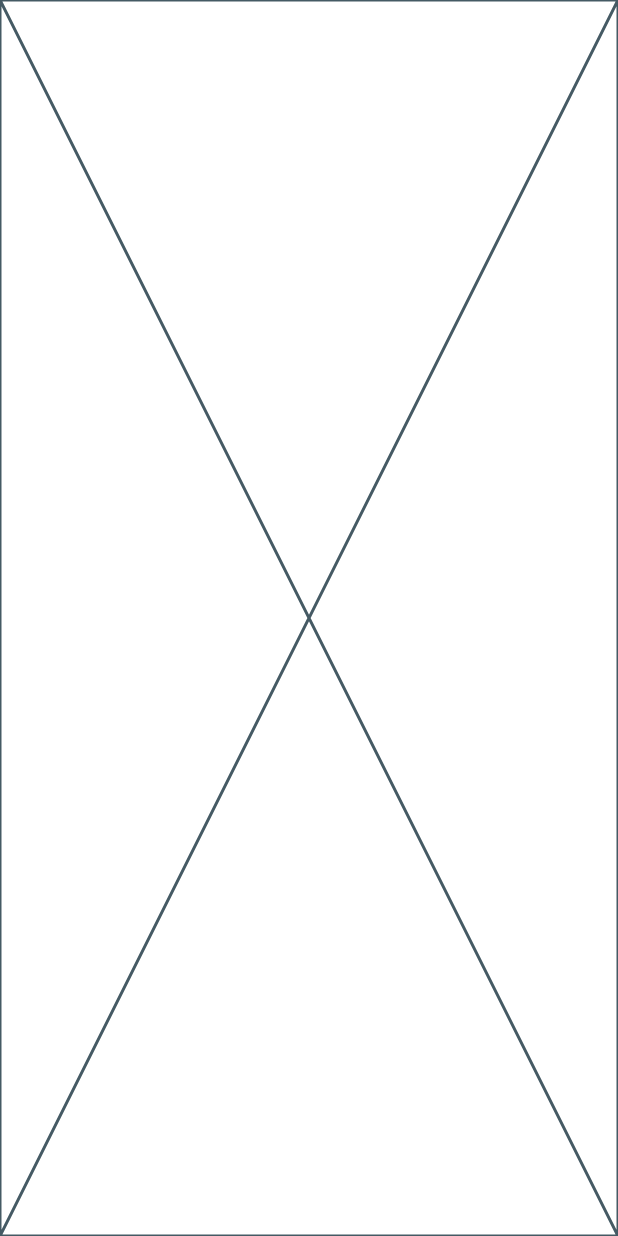
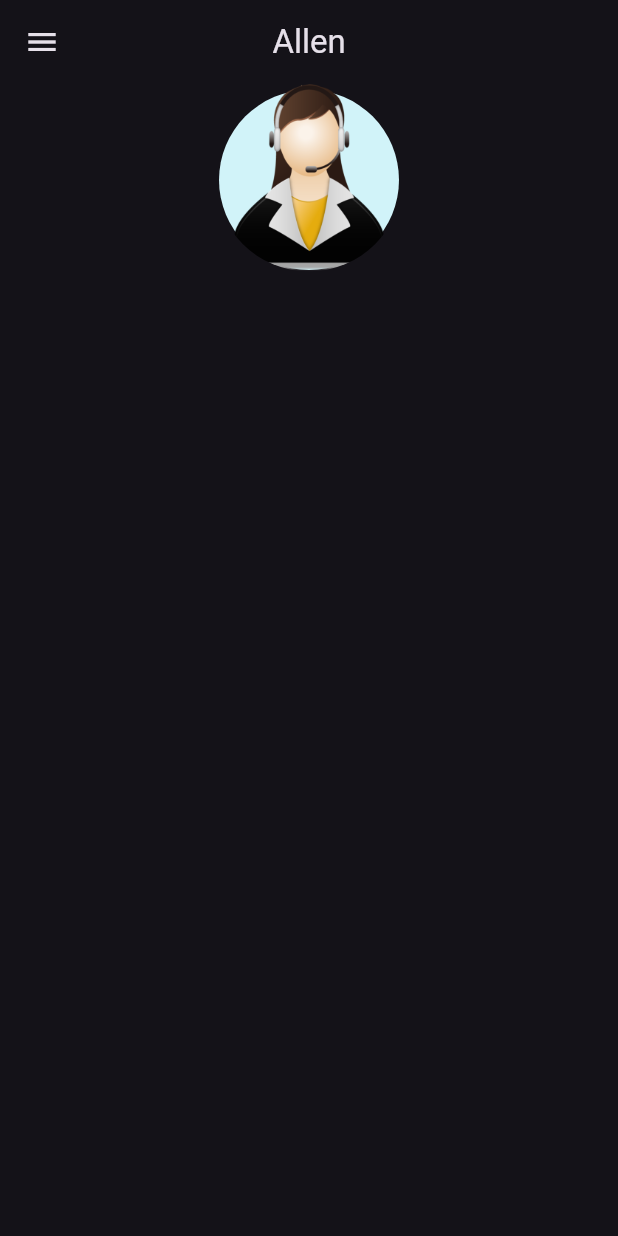
Before and after one commit to Siddiqui145/ChatGPT_DALL-E_Clone, a Flutter app: the screen it shows after launch, on a phone screen of 412 x 824 dp. Run offline on Flutter 3.47's test engine with Material 3 defaults, Android fonts, the phone set to English and light mode, and no system bars.

Commit message:
basic screen designed

```diff
--- a/lib/main.dart
+++ b/lib/main.dart
@@ -13,6 +13,7 @@ class MyApp extends StatelessWidget {
   Widget build(BuildContext context) {
     return MaterialApp(
       title: 'Voice Assistant',
+      theme: ThemeData.dark(),
       home: HomeScreen(),
       debugShowCheckedModeBanner: false,
     );
--- a/lib/screens/home_screen.dart
+++ b/lib/screens/home_screen.dart
@@ -1,4 +1,5 @@
 import 'package:flutter/material.dart';
+import 'package:voic_assistant/pallete.dart';
 
 class HomeScreen extends StatefulWidget {
   const HomeScreen({super.key});
@@ -10,6 +11,58 @@ class HomeScreen extends StatefulWidget {
 class _HomeScreenState extends State<HomeScreen> {
   @override
   Widget build(BuildContext context) {
-    return const Placeholder();
+    return Scaffold(
+      appBar: AppBar(
+        title: Text("Allen"),
+        centerTitle: true,
+        leading: Icon(Icons.menu),
+      ),
+      body: SingleChildScrollView(
+        child: Padding(padding: EdgeInsets.symmetric(
+          horizontal: 8
+        ),
+        child: Column(
+          children: [
+            Stack(
+              children: [
+                // The first part in the stack is always back, the next one is upper
+                Center(
+                  child: Container(
+                    height: 120,
+                    width: 120,
+                    margin: EdgeInsets.only(
+                      top: 4
+                    ),
+                    decoration: BoxDecoration(
+                      color: Pallete.assistantCircleColor,
+                      shape: BoxShape.circle,
+                    ),
+                  ),
+                ),
+                Container(
+                  height: 125,
+                  decoration: BoxDecoration(
+                    shape: BoxShape.circle,
+                    image: DecorationImage(image: AssetImage("assets/images/virtualAssistant.png"))
+                  ),
+                )
+              ],
+            ),
+
+            Container(
+              padding: EdgeInsets.symmetric(
+                horizontal: 20, vertical: 10
+              ),
+              margin: EdgeInsets.symmetric(
+                horizontal: 40
+              ).copyWith(
+                top: 30
+              ),
+              decoration: BoxDecoration(),
+            )
+          ],
+        ),),
+      ),
+    );
   }
 }
```
